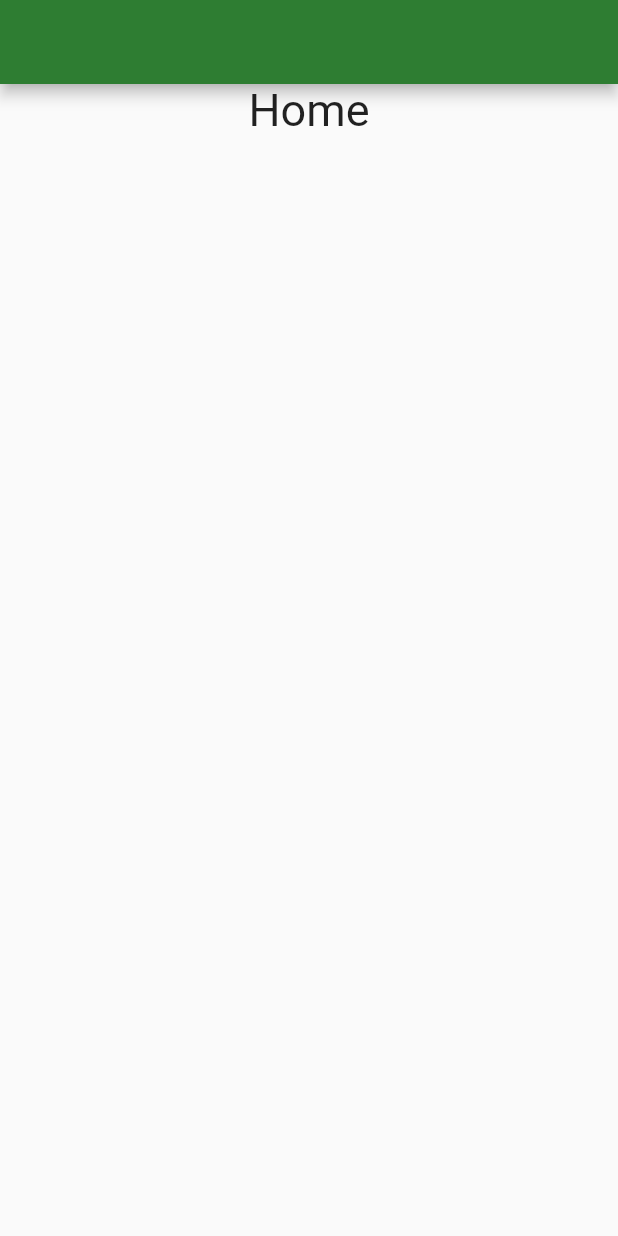
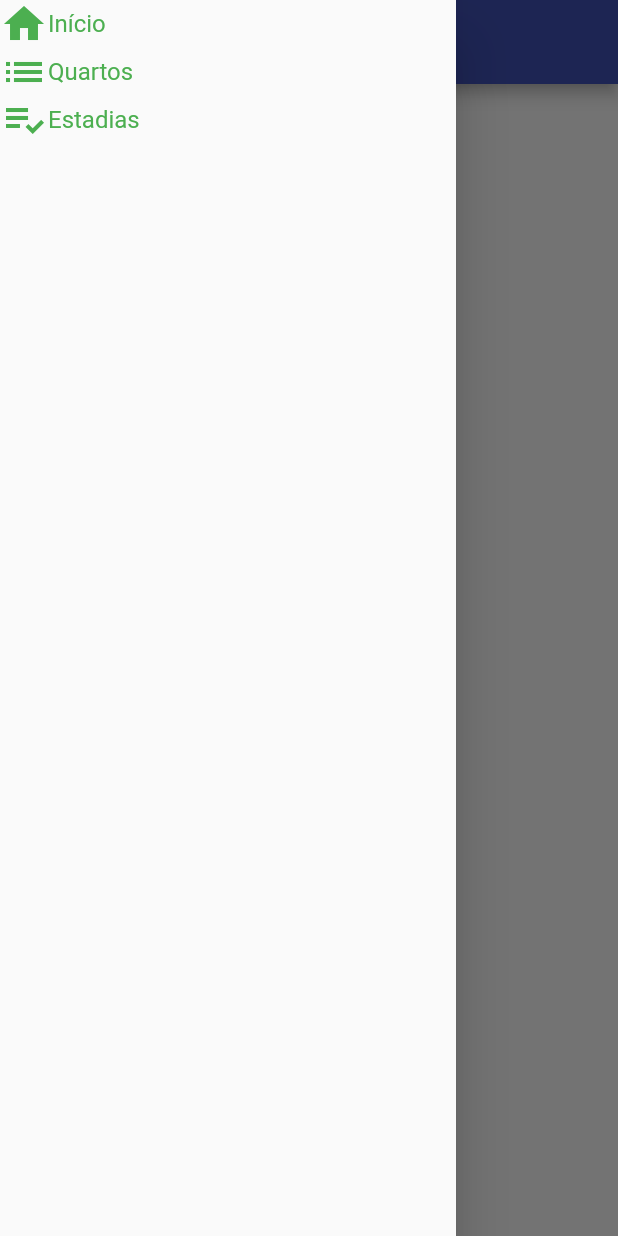
Before and after one commit to Mateusallz1/projeto_integrador_II, a Flutter app: the screen it shows once a user with an empty profile is signed in, with the side drawer open (before the commit the screen has no drawer), on a phone screen of 412 x 824 dp. Run offline on Flutter 3.47's test engine with Material 2 defaults, Android fonts, the phone set to English and light mode, and no system bars; our stand-ins replace cloud_firestore, firebase_auth, firebase_core; accounts and stored records are empty.

Commit message:
feature drawer

```diff
--- a/Hospede_se/projeto_hospede_se/lib/pages/home/home.dart
+++ b/Hospede_se/projeto_hospede_se/lib/pages/home/home.dart
@@ -1,36 +1,70 @@
+// import 'package:flutter/material.dart';
+// import 'package:projeto_hospede_se/services/auth_service.dart';
+// import 'package:projeto_hospede_se/styles/style.dart';
+// import 'package:provider/provider.dart';
+
+// class HomePage extends StatelessWidget {
+//   const HomePage({Key? key}) : super(key: key);
+
+//   @override
+//   Widget build(BuildContext context) {
+//     AuthService auth = Provider.of<AuthService>(context);
+//     return Scaffold(
+//       appBar: AppBar(
+//         backgroundColor: Colors.green.shade800,
+//       ),
+//       body: Center(
+//         child: Column(
+//           children: [
+//             Text(
+//               'Home',
+//               style: titleTextBlack,
+//             ),
+//             Text(
+//               '${auth.userApp?.email}',
+//               style: titleTextBlack,
+//             ),
+//             Text(
+//               '${auth.userApp?.name}',
+//               style: titleTextBlack,
+//             ),
+//           ],
+//         ),
+//       ),
+//     );
+//   }
+// }
+
 import 'package:flutter/material.dart';
-import 'package:projeto_hospede_se/services/auth_service.dart';
-import 'package:projeto_hospede_se/styles/style.dart';
-import 'package:provider/provider.dart';
+import 'package:projeto_hospede_se/widgets/drawer.dart';
 
 class HomePage extends StatelessWidget {
-  const HomePage({Key? key}) : super(key: key);
+  //const HomePage({Key? key}) : super(key: key);
+
+  final PageController pageController = PageController();
 
   @override
   Widget build(BuildContext context) {
-    AuthService auth = Provider.of<AuthService>(context);
-    return Scaffold(
-      appBar: AppBar(
-        backgroundColor: Colors.green.shade800,
-      ),
-      body: Center(
-        child: Column(
-          children: [
-            Text(
-              'Home',
-              style: titleTextBlack,
-            ),
-            Text(
-              '${auth.userApp?.email}',
-              style: titleTextBlack,
-            ),
-            Text(
-              '${auth.userApp?.name}',
-              style: titleTextBlack,
-            ),
-          ],
+    return PageView(
+      controller: pageController,
+      physics: const NeverScrollableScrollPhysics(),
+      children: [
+        Scaffold(
+          drawer: const CustomDrawer(),
+          appBar: AppBar(
+            title: const Text('Home'),
+          ),
         ),
-      ),
+        Container(
+          color: Colors.green,
+        ),
+        Container(
+          color: Colors.yellow,
+        ),
+        Container(
+          color: Colors.blue,
+        )
+      ],
     );
   }
 }
--- a/Hospede_se/projeto_hospede_se/lib/widgets/auth_check.dart
+++ b/Hospede_se/projeto_hospede_se/lib/widgets/auth_check.dart
@@ -21,7 +21,7 @@ class _AuthCheckState extends State<AuthCheck> {
     } else if (auth.userApp == null) {
       return const WelcomePage();
     } else {
-      return const HomePage();
+      return HomePage();
     }
   }
 
--- /dev/null
+++ b/Hospede_se/projeto_hospede_se/lib/widgets/drawer.dart
@@ -0,0 +1,28 @@
+import 'package:flutter/material.dart';
+import 'package:projeto_hospede_se/widgets/drawer_tile.dart';
+
+class CustomDrawer extends StatelessWidget {
+  const CustomDrawer({Key? key}) : super(key: key);
+
+  @override
+  Widget build(BuildContext context) {
+    return Drawer(
+      child: ListView(
+        children: [
+          DrawerTile(
+            icondata: Icons.home,
+            title: 'Início',
+          ),
+          DrawerTile(
+            icondata: Icons.list,
+            title: 'Quartos',
+          ),
+          DrawerTile(
+            icondata: Icons.playlist_add_check,
+            title: 'Estadias',
+          ),
+        ],
+      ),
+    );
+  }
+}
--- /dev/null
+++ b/Hospede_se/projeto_hospede_se/lib/widgets/drawer_tile.dart
@@ -0,0 +1,28 @@
+import 'package:flutter/material.dart';
+
+class DrawerTile extends StatelessWidget {
+  DrawerTile({required this.icondata, required this.title});
+
+  final IconData icondata;
+  final String title;
+
+  @override
+  Widget build(BuildContext context) {
+    return Row(
+      children: [
+        Icon(
+          icondata,
+          size: 32,
+          color: Colors.green,
+        ),
+        Text(
+          title,
+          style: const TextStyle(
+            fontSize: 16,
+            color: Colors.green,
+          ),
+        ),
+      ],
+    );
+  }
+}
```
Also changed, not shown: Hospede_se/projeto_hospede_se/lib/widgets/headerdrawer.dart (added, +59 -0 lines).
